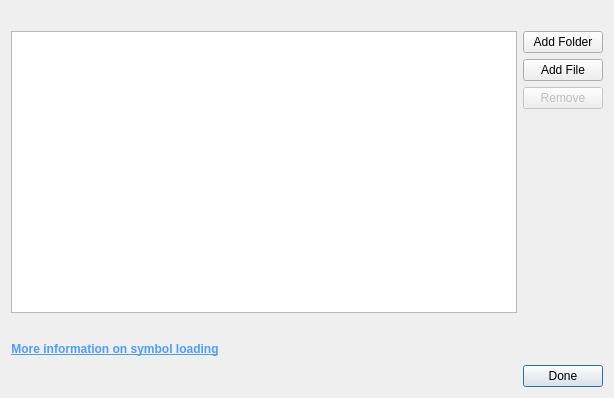
This is src/ConfigWidgets/SymbolLocationsDialog.ui in google/orbit as Qt 5 draws it before an edit. The edited form follows.
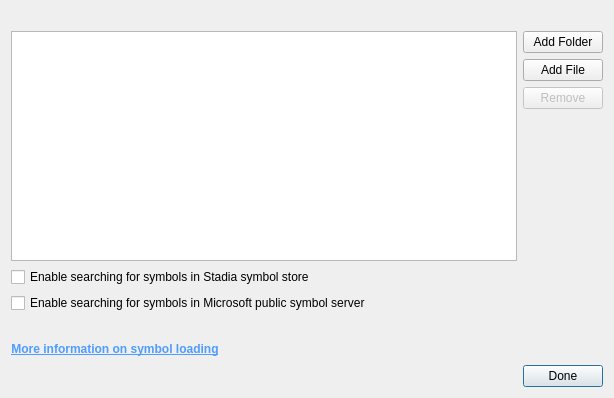
This is the edited form.

Commit message:
Add enable symbol store checkboxes to ui
With this change, we added the checkboxes to enable searching for symbols
in Stadia and Microsoft symbol stores in Symbol Locations Dialog.

What changed in the file:
```diff
--- a/src/ConfigWidgets/SymbolLocationsDialog.ui
+++ b/src/ConfigWidgets/SymbolLocationsDialog.ui
@@ -17,14 +17,14 @@
    <item row="1" column="0">
     <widget class="QListWidget" name="listWidget"/>
    </item>
-   <item row="4" column="1">
+   <item row="6" column="1">
     <widget class="QPushButton" name="doneButton">
      <property name="text">
       <string>Done</string>
      </property>
     </widget>
    </item>
-   <item row="3" column="0">
+   <item row="5" column="0">
     <layout class="QHBoxLayout" name="horizontalLayout_3">
      <item>
       <widget class="QPushButton" name="moreInfoButton">
@@ -51,7 +51,7 @@
      </item>
     </layout>
    </item>
-   <item row="2" column="0">
+   <item row="4" column="0">
     <widget class="QLabel" name="infoLabel">
      <property name="text">
       <string/>
@@ -102,6 +102,26 @@
      </item>
     </layout>
    </item>
+   <item row="2" column="0">
+    <widget class="QCheckBox" name="enableStadiaSymbolStoreCheckBox">
+     <property name="accessibleName">
+      <string>EnableStadiaSymbolStoreCheckBox</string>
+     </property>
+     <property name="text">
+      <string>Enable searching for symbols in Stadia symbol store</string>
+     </property>
+    </widget>
+   </item>
+   <item row="3" column="0">
+    <widget class="QCheckBox" name="enableMicrosoftSymbolServerCheckBox">
+     <property name="accessibleName">
+      <string>EnableMicrosoftSymbolServerCheckBox</string>
+     </property>
+     <property name="text">
+      <string>Enable searching for symbols in Microsoft public symbol server</string>
+     </property>
+    </widget>
+   </item>   
    <item row="0" column="0">
     <widget class="QLabel" name="moduleHeadlineLabel">
      <property name="visible">
```
The commit also changes 1 other file.
